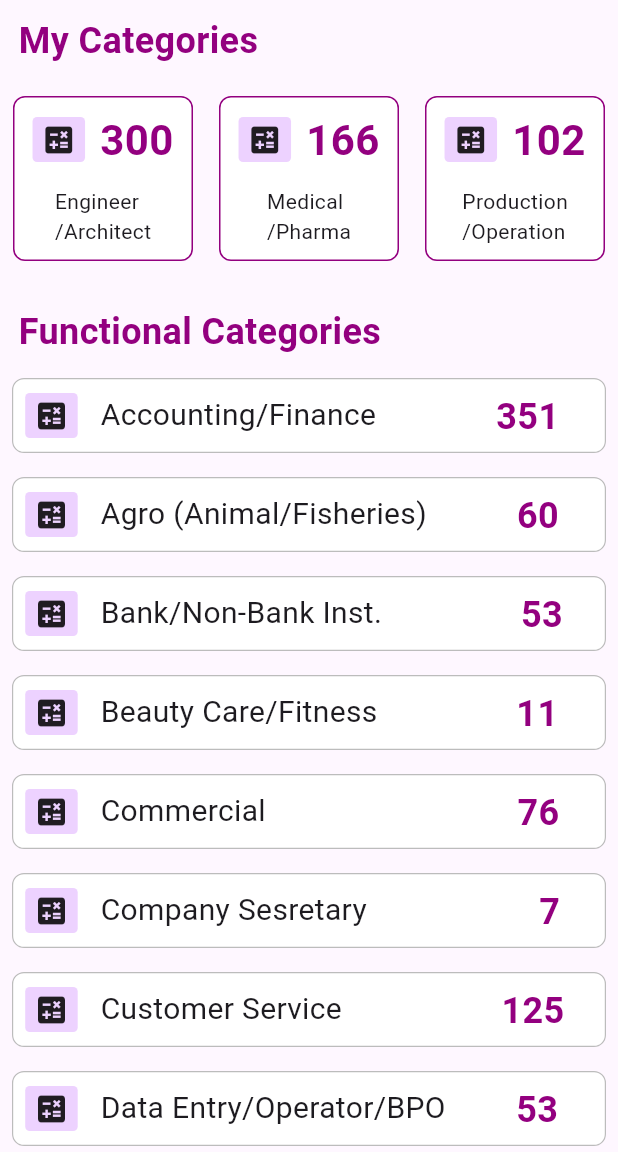
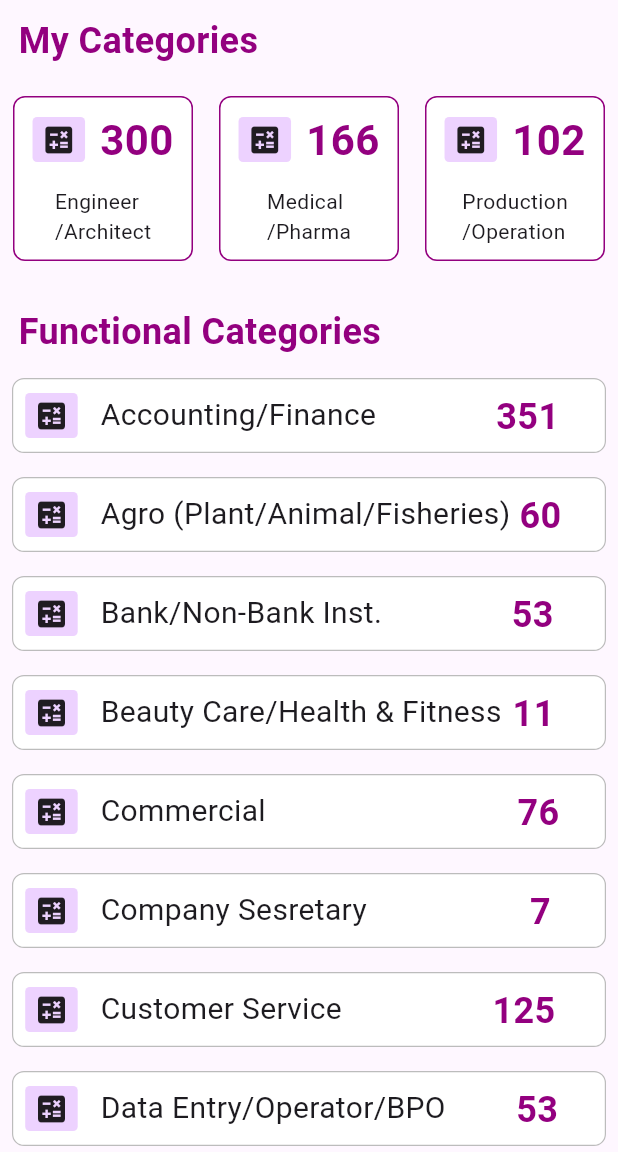
Before and after one commit to ArifHossain123/bd_job_categories, a Flutter app: the screen it shows after launch, on a phone screen of 412 x 824 dp, the part 84-1236 px from its top. Run offline on Flutter 3.47's test engine with Material 3 defaults, Android fonts, the phone set to English and light mode, and no system bars.

Commit message:
Functional Categories

```diff
--- a/lib/main.dart
+++ b/lib/main.dart
@@ -332,13 +332,13 @@ class BdJobCategories extends StatelessWidget {
                             width: 10,
                           ),
                           const Text(
-                            ' Agro (Animal/Fisheries)',
+                            ' Agro (Plant/Animal/Fisheries)',
                             style: TextStyle(
                               fontSize: 20,
                             ),
                           ),
                           const SizedBox(
-                            width: 60,
+                            width: 6,
                           ),
                           const Row(
                             children: [
@@ -402,7 +402,7 @@ class BdJobCategories extends StatelessWidget {
                           const Row(
                             children: [
                               Text(
-                                '  53',
+                                ' 53',
                                 style: TextStyle(
                                   color: Color.fromARGB(255, 147, 0, 127),
                                   fontSize: 24,
@@ -449,18 +449,18 @@ class BdJobCategories extends StatelessWidget {
                             width: 10,
                           ),
                           const Text(
-                            ' Beauty Care/Fitness',
+                            ' Beauty Care/Health & Fitness',
                             style: TextStyle(
                               fontSize: 20,
                             ),
                           ),
                           const SizedBox(
-                            width: 80,
+                            width: 1,
                           ),
                           const Row(
                             children: [
                               Text(
-                                '  11',
+                                ' 11',
                                 style: TextStyle(
                                   color: Color.fromARGB(255, 147, 0, 127),
                                   fontSize: 24,
@@ -576,7 +576,7 @@ class BdJobCategories extends StatelessWidget {
                           const Row(
                             children: [
                               Text(
-                                '    7',
+                                '   7',
                                 style: TextStyle(
                                   color: Color.fromARGB(255, 147, 0, 127),
                                   fontSize: 24,
@@ -629,7 +629,7 @@ class BdJobCategories extends StatelessWidget {
                             ),
                           ),
                           const SizedBox(
-                            width: 100,
+                            width: 94,
                           ),
                           const Row(
                             children: [
```
